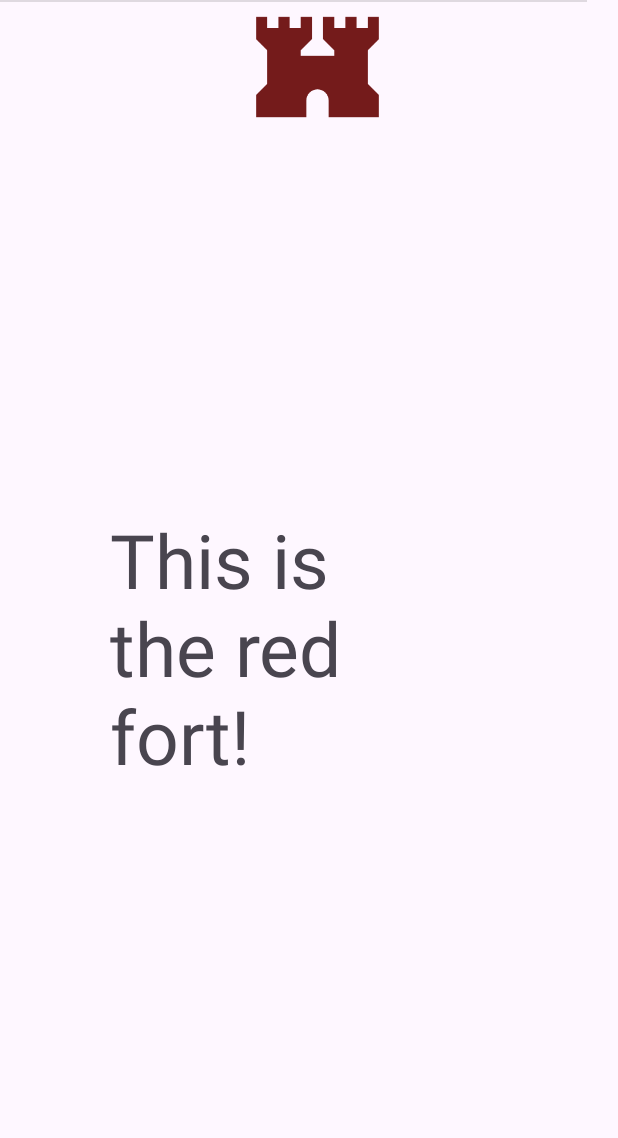
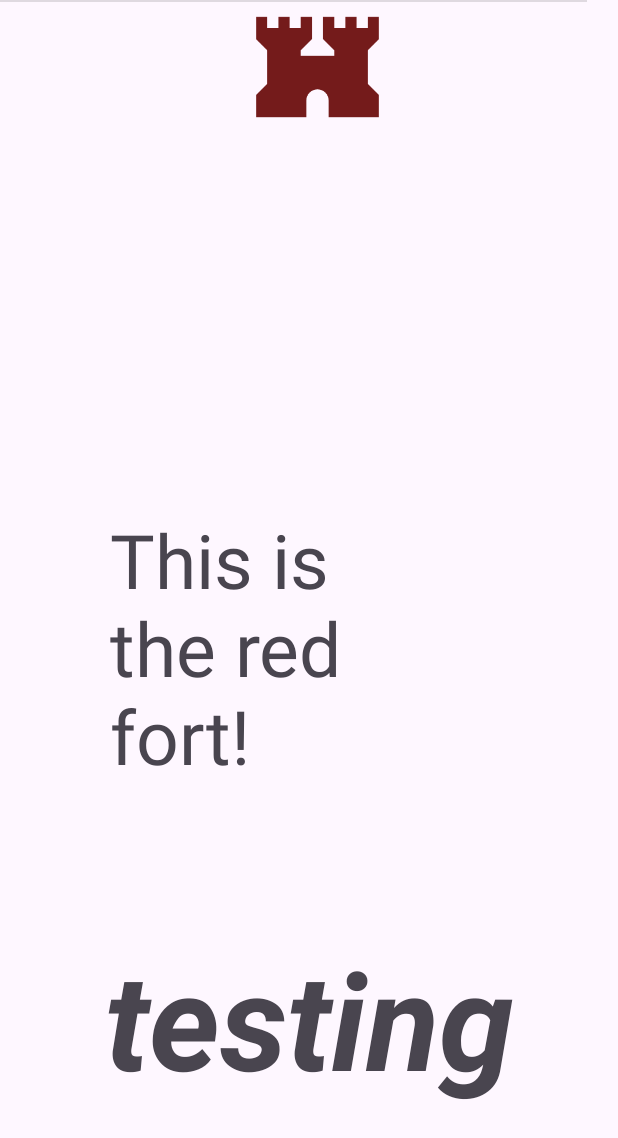
Before and after one commit to wolfs2024/Habit_tracker_application_EC327, an Android app: the RedfortActivity screen opened directly, with no data from a screen before it, on a phone screen of 412 x 824 dp. Shown: the top 1138 px of the screen. Run offline under Robolectric (Android 15) with nearby library versions, the phone set to English and light mode, and no system bars.

Commit message:
Run with you guys right now!

```diff
--- a/app/src/main/java/com/example/testing2/MainActivity.java
+++ b/app/src/main/java/com/example/testing2/MainActivity.java
@@ -16,6 +16,8 @@ public class MainActivity extends AppCompatActivity {
     // Create the classes for each card
     public CardView card1, card2, card3, card4;
 
+
+    // testing testing
 
     @Override
     protected void onCreate(Bundle savedInstanceState) {
--- a/app/src/main/res/layout/activity_redfort.xml
+++ b/app/src/main/res/layout/activity_redfort.xml
@@ -44,4 +44,16 @@
         tools:layout_editor_absoluteX="1dp"
         tools:layout_editor_absoluteY="256dp" />
 
+    <TextView
+        android:id="@+id/textView3"
+        android:layout_width="wrap_content"
+        android:layout_height="wrap_content"
+        android:text="testing"
+        android:textSize="90dp"
+        android:textStyle="bold|italic"
+        app:layout_constraintBottom_toBottomOf="parent"
+        app:layout_constraintEnd_toEndOf="parent"
+        app:layout_constraintStart_toStartOf="parent"
+        app:layout_constraintTop_toBottomOf="@+id/textView" />
+
 </androidx.constraintlayout.widget.ConstraintLayout>
```
